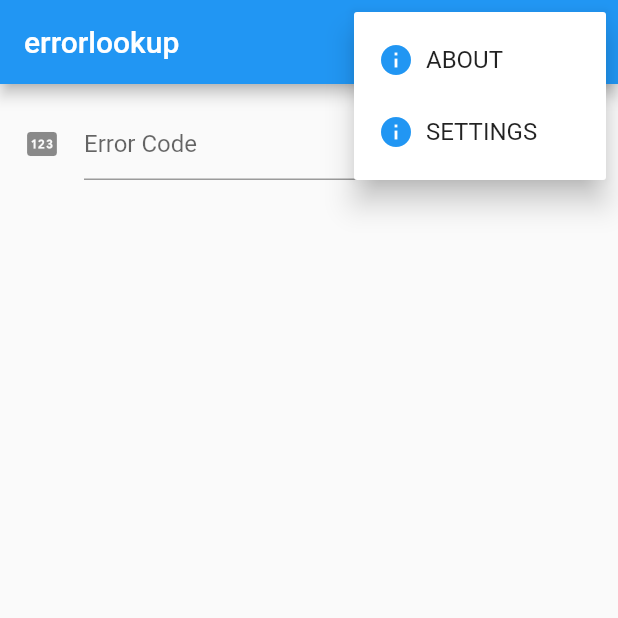
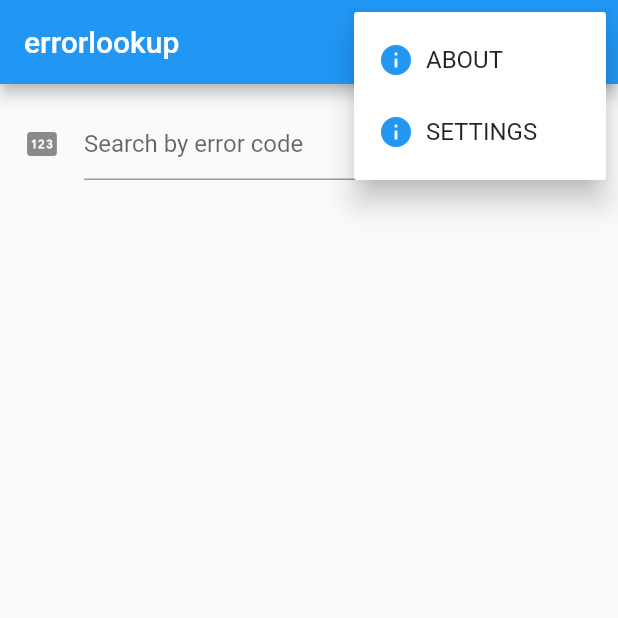
Before and after one commit to CASL0/errorlookup, a Flutter app: the screen it shows after launch, after a tap on the "more vert" icon, on a phone screen of 412 x 824 dp, the top half of it. Run offline on Flutter 3.47's test engine with Material 2 defaults, Android fonts, the light colour scheme and no system bars; our stand-ins replace expansion_tile_card, flutter_riverpod, freezed_annotation, get_it, go_router, package_info_plus and 1 more; generated files the repository leaves out were written again.

Commit message:
ローカライズ対応

```diff
--- a/lib/core/common/views/top_app_bar.dart
+++ b/lib/core/common/views/top_app_bar.dart
@@ -1,5 +1,6 @@
 import 'package:errorlookup/core/router/routes.dart';
 import 'package:flutter/material.dart';
+import 'package:flutter_gen/gen_l10n/app_localizations.dart';
 import 'package:go_router/go_router.dart';
 
 /// TopAppBar
@@ -27,7 +28,8 @@ class TopAppBar extends AppBar {
                           ),
                           Padding(
                             padding: const EdgeInsets.only(left: 8),
-                            child: Text(e.toUpperCase()),
+                            child: Text(_actionsDisplayName(
+                                context: context, action: e)),
                           )
                         ],
                       ),
@@ -43,6 +45,19 @@ class TopAppBar extends AppBar {
         .where((element) => element.shouldViewActions)
         .any((element) => element.name == _currentRouteName);
   }
+
+  /// アクションの表示名を取得
+  String _actionsDisplayName(
+      {required final BuildContext context, required final String action}) {
+    switch (action) {
+      case "about":
+        return AppLocalizations.of(context)!.about;
+      case "settings":
+        return AppLocalizations.of(context)!.settings;
+      default:
+        return "UNKNOWN";
+    }
+  }
 }
 
 /// TopAppBarのアクション
--- a/lib/feature/home/pages/home_page.dart
+++ b/lib/feature/home/pages/home_page.dart
@@ -5,6 +5,7 @@ import 'package:errorlookup/feature/home/viewmodels/home_view_model.dart';
 import 'package:errorlookup/feature/home/views/error_detail_item.dart';
 import 'package:flutter/material.dart';
 import 'package:flutter/services.dart';
+import 'package:flutter_gen/gen_l10n/app_localizations.dart';
 import 'package:flutter_riverpod/flutter_riverpod.dart';
 
 class HomePage extends ConsumerWidget {
@@ -31,8 +32,9 @@ class HomePage extends ConsumerWidget {
                 padding: const EdgeInsets.only(bottom: 8),
                 child: TextField(
                   inputFormatters: [FilteringTextInputFormatter.digitsOnly],
-                  decoration: const InputDecoration(
-                      icon: Icon(Icons.pin), hintText: "Error Code"),
+                  decoration: InputDecoration(
+                      icon: const Icon(Icons.pin),
+                      hintText: AppLocalizations.of(context)!.searchHint),
                   onChanged: viewModel.updateErrorCodeInput,
                 ),
               ),
--- a/lib/feature/settings/pages/settings_page.dart
+++ b/lib/feature/settings/pages/settings_page.dart
@@ -1,6 +1,7 @@
 import 'package:errorlookup/core/common/views/top_app_bar.dart';
 import 'package:errorlookup/feature/settings/viewmodels/settings_view_model.dart';
 import 'package:flutter/material.dart';
+import 'package:flutter_gen/gen_l10n/app_localizations.dart';
 import 'package:flutter_riverpod/flutter_riverpod.dart';
 
 /// 設定画面のウィジェット
@@ -18,7 +19,7 @@ class SettingsPage extends ConsumerWidget {
         body: ListView(
           children: [
             ListTile(
-                title: const Text("Theme"),
+                title: Text(AppLocalizations.of(context)!.theme),
                 onTap: () => viewModel.openThemeSetting(context)),
           ],
         ));
--- a/lib/main.dart
+++ b/lib/main.dart
@@ -4,6 +4,7 @@ import 'package:errorlookup/core/models/main_state.dart';
 import 'package:errorlookup/core/models/theme_data.dart' as theme_data;
 import 'package:errorlookup/core/router/router.dart';
 import 'package:flutter/material.dart';
+import 'package:flutter_gen/gen_l10n/app_localizations.dart';
 import 'package:flutter_riverpod/flutter_riverpod.dart';
 import 'package:get_it/get_it.dart';
 
@@ -28,7 +29,8 @@ class MyApp extends ConsumerWidget {
         darkTheme: ThemeData.dark(),
         themeMode: theme_data.convertTheme[mainState.theme]!,
         routerConfig: router,
-    );
+        localizationsDelegates: AppLocalizations.localizationsDelegates,
+        supportedLocales: AppLocalizations.supportedLocales);
   }
 }
 
```
Also changed, not shown: lib/core/l10n/app_en.arb (added, +14 -0 lines), lib/core/l10n/app_ja.arb (added, +14 -0 lines), lib/core/models/theme_data.dart (+17 -7 lines), lib/feature/about/pages/about_page.dart (+4 -3 lines), lib/feature/settings/views/theme_setting_dialog.dart (+7 -3 lines). Lines whose indentation alone changed are shown as unchanged.
